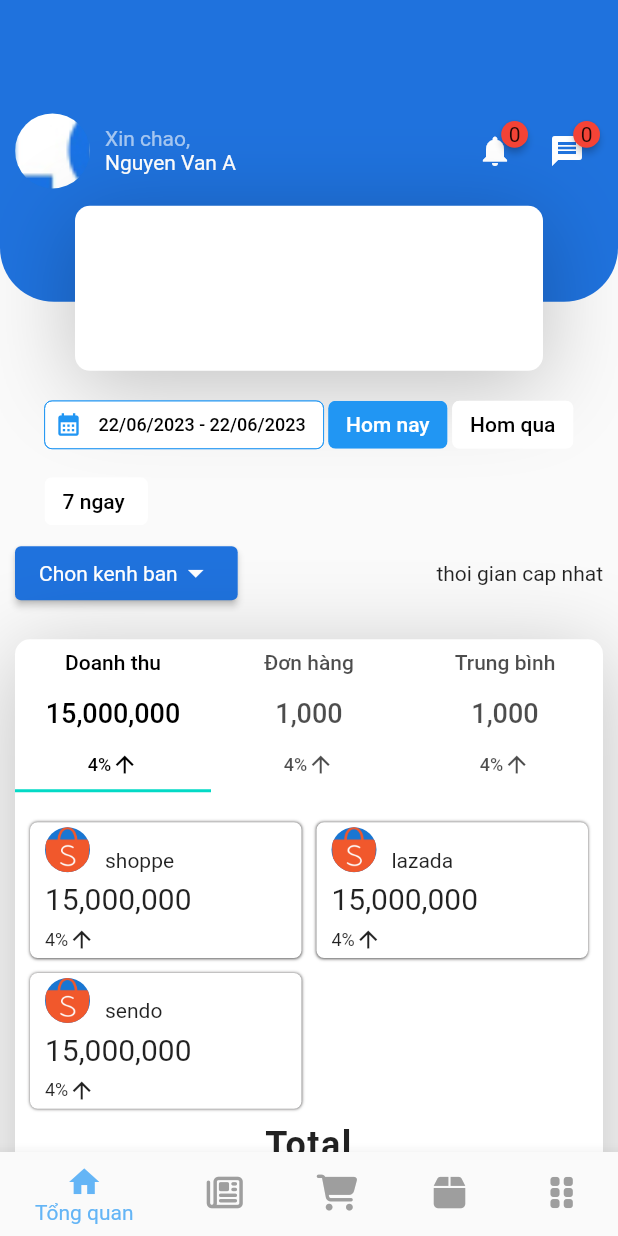
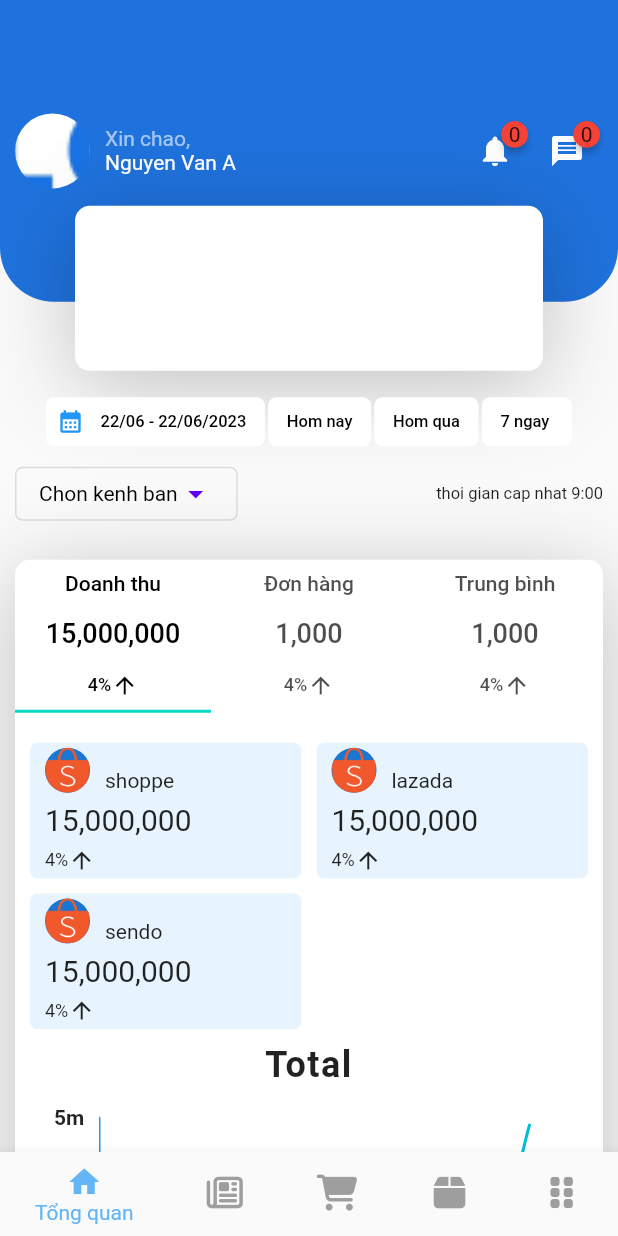
Before and after one commit to Tres0rsHoang/omnichannel_selling_management, a Flutter app: the screen it shows after launch, on a phone screen of 412 x 824 dp. Run offline on Flutter 3.47's test engine with Material 2 defaults, Android fonts, the phone set to English and light mode, and no system bars; drawn by our look-alikes of badges, fl_chart; our stand-ins replace bloc, carousel_slider, dots_indicator, easy_localization, equatable, flutter_bloc and 4 more; missing offline and left inert: syncfusion_flutter_core.

Commit message:
notify and edit home page

```diff
--- a/lib/main.dart
+++ b/lib/main.dart
@@ -8,6 +8,7 @@ import 'package:selling_management/blocs/intro_blocs/intro_bloc.dart';
 import 'package:selling_management/blocs/order_blocs/order_bloc.dart';
 import 'package:selling_management/blocs/themes_blocs/themes_bloc.dart';
 import 'package:selling_management/screens/home_screen/home_screen.dart';
+import 'package:selling_management/screens/notify_screen/notify.dart';
 import 'package:selling_management/screens/order_screen/order_screen.dart';
 
 import 'package:selling_management/themes/app_themes.dart';
--- a/lib/screens/home_screen/body.dart
+++ b/lib/screens/home_screen/body.dart
@@ -23,12 +23,14 @@ class Body extends StatelessWidget {
         children: [
           HeaderWithNotify(size: size),
           Container(
-          // color: Colors.blue[50],
+          // color: Colcoors.blue[50],
+
           child:  Column(
 
           children: [
           OptionChoice(),
           ChoiceChannel(),
+
           StatisticalTabBar(),
 
           ],
--- a/lib/screens/home_screen/choice_channel.dart
+++ b/lib/screens/home_screen/choice_channel.dart
@@ -26,16 +26,15 @@ class _MultiChoice extends State<MultiChoice> {
         _selectedItem.remove(itemValue);
       }
     });
+  }
 
+  void _cancel() {
+    Navigator.pop(context);
+  }
 
+  void _submit() {
+    Navigator.pop(context, _selectedItem);
   }
-  void _cancel() {
-      Navigator.pop(context);
-    }
-
-    void _submit() {
-      Navigator.pop(context, _selectedItem);
-    }
 
   @override
   Widget build(BuildContext context) {
@@ -73,18 +72,28 @@ class _ChoiceChannel extends State<ChoiceChannel> {
           children: [
             Column(
               children: [
-                ElevatedButton(
+                OutlinedButton(
+                    style: ButtonStyle(
+                        shape:
+                            MaterialStateProperty.all<RoundedRectangleBorder>(
+
+                                RoundedRectangleBorder(
+                                    borderRadius: BorderRadius.circular(5.0),
+                                    side: BorderSide(color: Theme.of(context).primaryColor)))),
                     onPressed: showMultipleSelect,
                     child: Row(
                       children: [
-                        const Text("Chon kenh ban"),
+                        const Text("Chon kenh ban", style: TextStyle(color: Colors.black,fontWeight: FontWeight.w400),),
                         Icon(Icons.arrow_drop_down),
                       ],
                     )),
               ],
             ),
             Spacer(),
-            Text("thoi gian cap nhat")
+            Text(
+              "thoi gian cap nhat 9:00",
+              style: TextStyle(fontSize: 11),
+            )
           ],
         ));
   }
--- a/lib/screens/home_screen/header_with_notify.dart
+++ b/lib/screens/home_screen/header_with_notify.dart
@@ -115,6 +115,7 @@ class HeaderWithNotify extends StatelessWidget {
                           color: Colors.black45.withOpacity(0.23),
                         ),
                       ],
+
                     ),
                   )),
             ],
--- a/lib/screens/home_screen/option_choice.dart
+++ b/lib/screens/home_screen/option_choice.dart
@@ -1,4 +1,6 @@
+import 'package:flutter/foundation.dart';
 import 'package:flutter/material.dart';
+import 'package:selling_management/themes/app_themes.dart';
 
 // ignore: must_be_immutable
 class OptionChoice extends StatefulWidget {
@@ -8,12 +10,13 @@ class OptionChoice extends StatefulWidget {
 }
 
 class _OptionChoice extends State<OptionChoice> {
-  Color? colorSelected = Colors.blue;
+  Color colorSelected = Colors.white;
+  Color colorSelectedBorder = Colors.white;
   Color? colorTextSelected = Color.fromARGB(255, 0, 0, 0);
 
-  int? _value = 1;
+  int? _value = 0;
   Widget build(BuildContext context) {
-    List choice = ["22/06/2023 - 22/06/2023", "Hom nay", "Hom qua", "7 ngay "];
+    List choice = ["22/06 - 22/06/2023", "Hom nay", "Hom qua", "7 ngay "];
 
     return Container(
       padding: EdgeInsets.only(top: 10, left: 10, right: 10),
@@ -21,37 +24,40 @@ class _OptionChoice extends State<OptionChoice> {
         crossAxisAlignment: CrossAxisAlignment.start,
         mainAxisAlignment: MainAxisAlignment.center,
         children: <Widget>[
-          const SizedBox(height: 2.0),
+
           Wrap(
+
+          direction: Axis.horizontal,
             spacing: 3.0,
-            runSpacing: 3.0,
+            runSpacing: 1.0,
             children: List<Widget>.generate(
               choice.length,
               (int index) {
-                if (index != _value) {
-                  colorTextSelected = Colors.black;
-                } else
-                  colorTextSelected = Colors.white;
+
                 if (index == 0) {
                   return ChoiceChip(
+
                     avatar: const Icon(
                       Icons.calendar_month,
                       color: Colors.blue,
                     ),
                     shape: RoundedRectangleBorder(
                       borderRadius: BorderRadius.circular(5),
-                      side: BorderSide(width: 0, color: Colors.blue)),
+                      side: BorderSide(width: 0, color: colorSelectedBorder)
+                      ),
                     label: Text(
                       choice[index],
-                      style: TextStyle(color: colorTextSelected, fontSize: 12),
+                      style: TextStyle(color: colorTextSelected, fontSize: 11),
                     ),
                   backgroundColor: Theme.of(context).backgroundColor,
-
+                  selectedColor: colorSelected,
 
                     selected: _value == index,
                     onSelected: (bool selected) {
                       setState(() {
                         _value = selected ? index : null;
+                        colorSelected = Theme.of(context).colorScheme.bodyHomeColor;
+                        colorSelectedBorder = Theme.of(context).primaryColor;
 
                         // colorSelected = Colors.blue;
                       });
@@ -62,10 +68,11 @@ class _OptionChoice extends State<OptionChoice> {
                 return ChoiceChip(
                   shape: RoundedRectangleBorder(
                       borderRadius: BorderRadius.circular(5),
+                      side: BorderSide(width: 0, color: colorSelectedBorder)
                       ),
                   label: Text(
                     choice[index],
-                    style: TextStyle(color: colorTextSelected),
+                    style: TextStyle(color: colorTextSelected, fontSize: 11),
                   ),
                   backgroundColor: Theme.of(context).backgroundColor,
                   selectedColor: colorSelected,
@@ -73,8 +80,9 @@ class _OptionChoice extends State<OptionChoice> {
                   onSelected: (bool selected) {
                     setState(() {
                       _value = selected ? index : null;
+                        colorSelected = Theme.of(context).colorScheme.bodyHomeColor;
+                        colorSelectedBorder = Theme.of(context).primaryColor;
 
-                      // colorSelected = Colors.blue;
                     });
                   },
                 );
--- a/lib/screens/home_screen/tabbar_view.dart
+++ b/lib/screens/home_screen/tabbar_view.dart
@@ -11,10 +11,8 @@ class StatisticalTabBar extends StatefulWidget {
   State<StatisticalTabBar> createState() => _StatisticalTabBar();
 }
 
-
 class _StatisticalTabBar extends State<StatisticalTabBar>
     with TickerProviderStateMixin {
-
   @override
   Widget build(BuildContext context) {
     TabController _controller = TabController(length: 3, vsync: this);
@@ -142,13 +140,15 @@ class _StatisticalTabBar extends State<StatisticalTabBar>
                                 padding: EdgeInsets.only(left: 10, top: 0),
                                 decoration: BoxDecoration(
                                     color: Theme.of(context)
-                                        .backgroundColor,
+                                        .colorScheme
+                                        .bodyHomeColor,
                                     borderRadius: BorderRadius.circular(5),
-                                    boxShadow: [
+                                    boxShadow: const [
                                       BoxShadow(
-                                        color: const Color.fromARGB(255, 91, 90, 90),
-                                        blurRadius: 1,
-                                        offset: const Offset(0, 0),
+                                        color: Color.fromRGBO(156, 163, 172, 0),
+                                        blurRadius: 5,
+                                        offset: const Offset(0, 1),
+                                        spreadRadius: -2,
                                       ),
 
                                     ]),
@@ -162,7 +162,8 @@ class _StatisticalTabBar extends State<StatisticalTabBar>
                                       Row(
                                         mainAxisAlignment:
                                             MainAxisAlignment.start,
-                                        crossAxisAlignment: CrossAxisAlignment.end,
+                                        crossAxisAlignment:
+                                            CrossAxisAlignment.end,
                                         children: [
                                           const CircleAvatar(
                                             minRadius: 15,
@@ -198,21 +199,21 @@ class _StatisticalTabBar extends State<StatisticalTabBar>
                           childCount: 3,
                         ),
                       ),
+
                       SliverFixedExtentList(
                         itemExtent: 600.0,
                         delegate: SliverChildBuilderDelegate(
                           childCount: 1,
                           (BuildContext context, int index) {
                             return Container(
+
                               alignment: Alignment.center,
                               color: Colors.lightBlue[100 * (index % 9)],
                               child: Column(
-                              children: [
-                              LineChartSample1(),
-                              LineChartSample1(),
-
-
-                              ],
+                                children: [
+                                  LineChartSample1(),
+                                  LineChartSample1(),
+                                ],
                               ),
                             );
                           },
--- a/lib/screens/intro_screen/intro.dart
+++ b/lib/screens/intro_screen/intro.dart
@@ -79,6 +79,7 @@ class Intro extends StatelessWidget {
                       );
                   }
               ),
+
               Container(
                 margin: const EdgeInsets.only(right: 100),
                 child: Column(
--- a/lib/themes/app_themes.dart
+++ b/lib/themes/app_themes.dart
@@ -34,5 +34,5 @@ class AppThemes {
 
 extension CustomColorScheme on ColorScheme {
   Color get lightGrey => const Color(0xFFACACAC);
-  Color get bodyHomeColor => Color.fromARGB(0, 231, 237, 244);
+  Color get bodyHomeColor => Color.fromARGB(110, 202, 230, 251) ;
 }
```
Also changed, not shown: lib/screens/notify_screen/notify.dart (added, +93 -0 lines), lib/blocs/home_blocs/home_bloc.dart (added), lib/blocs/home_blocs/home_event.dart (added), lib/blocs/home_blocs/home_state.dart (added).
